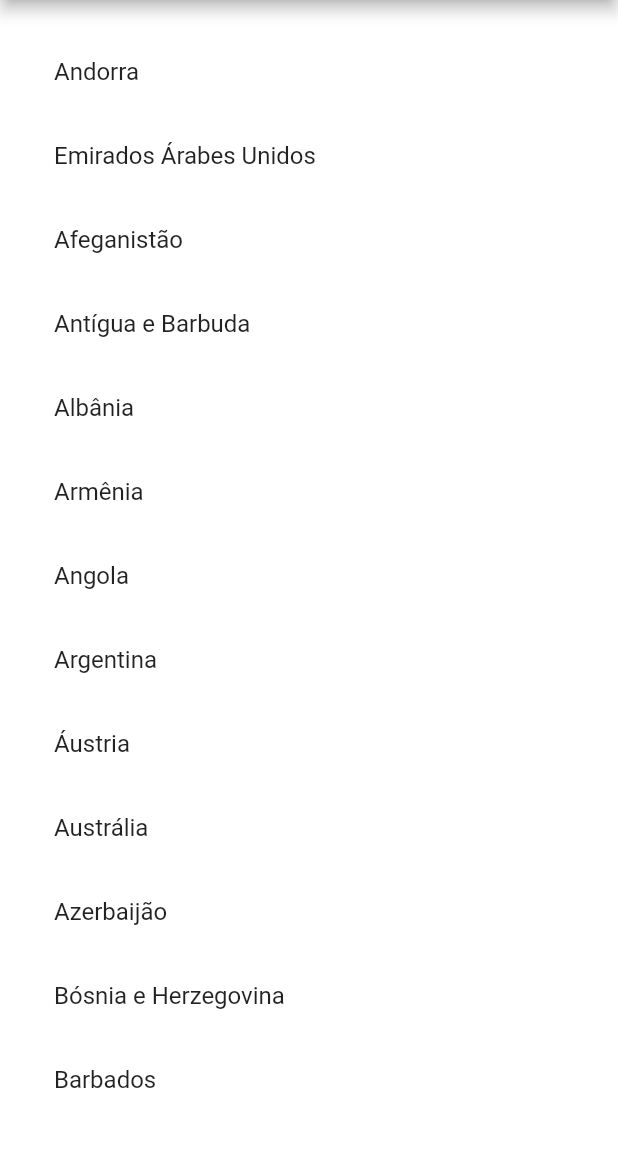
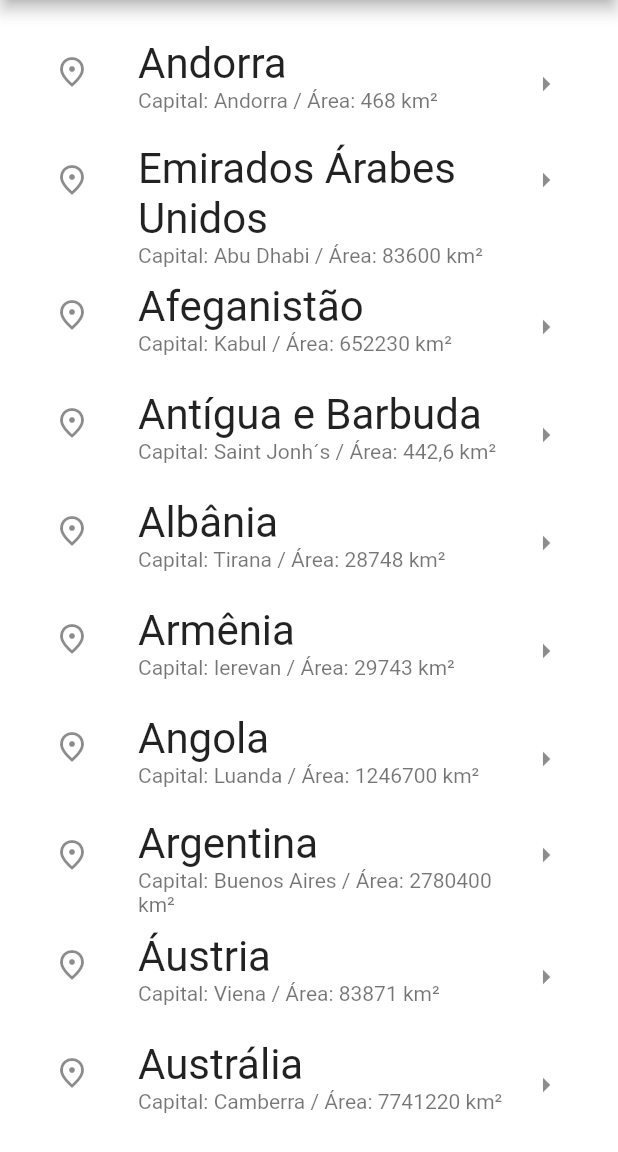
Before and after one commit to Vih-Rodrigues/Projetos-Flutter, a Flutter app: the screen it shows after launch, on a phone screen of 412 x 824 dp, the part 84-1236 px from its top. Run offline on Flutter 3.47's test engine with Material 2 defaults, Android fonts, the phone set to English and light mode, and no system bars; missing offline and left inert: dart:js.

Commit message:
Adicionada operacao troca de tela no app05

```diff
--- a/app05/lib/view/tela_principal.dart
+++ b/app05/lib/view/tela_principal.dart
@@ -69,7 +69,30 @@ class _TelaPrincipalState extends State<TelaPrincipal> {
           itemCount: lista.length,
           itemBuilder: (context, index) {
             return ListTile(
-              title: Text(lista[index].nome),
+
+              title: Text(
+                lista[index].nome,
+                style: const TextStyle(fontSize: 28),
+              ),
+
+              subtitle: Text(
+                'Capital: ${lista[index].capital} / Área: ${lista[index].area} km²'
+              ),
+
+              leading: const Icon(Icons.place_outlined),
+
+              trailing: const Icon(Icons.arrow_right),
+
+              // Evento associado ao item da lista
+              onTap: (){
+                //
+                // NAVEGAÇÃO
+                // Abrir a tela de detalhes passando como argumentos os dados do país selecionado pelo usuário
+                //
+                // lista[index] = "o que o usuário acabou de clicar"
+                Navigator.pushNamed(context, 'tela2', arguments: lista[index]);
+              },
+
             );
           },
         ),
```
Also changed, not shown: app05/lib/view/tela_detalhes.dart (+16 -2 lines).
